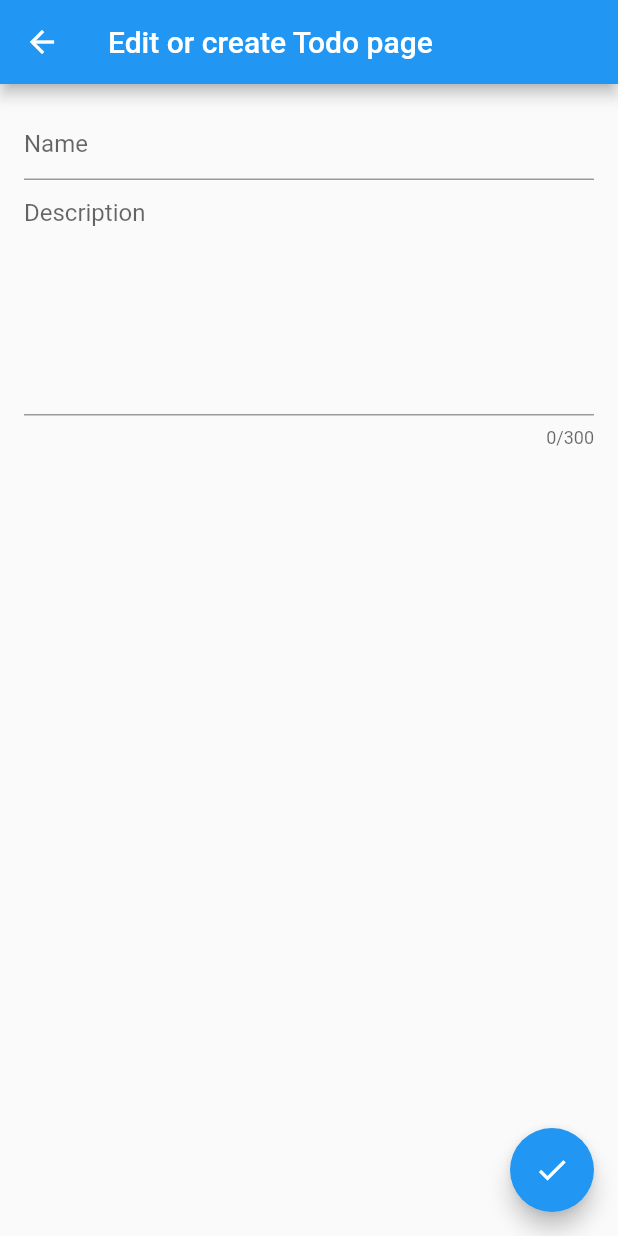
After one commit to eliasreis54/bloc_todo_example, a Flutter app: the screen it shows after launch, after a tap on the "add" icon, on a phone screen of 412 x 824 dp. The commit adds this screen. Run offline on Flutter 3.47's test engine with Material 2 defaults, Android fonts, the phone set to English and light mode, and no system bars; our stand-ins replace bloc, equatable, flutter_bloc.

Commit message:
feat(edit_todo_bloc): create bloc to edit/create todo

```diff
--- /dev/null
+++ b/lib/edit_todo/bloc/edit_todo_bloc.dart
@@ -0,0 +1,30 @@
+import 'package:bloc/bloc.dart';
+import 'package:equatable/equatable.dart';
+
+part 'edit_todo_event.dart';
+part 'edit_todo_state.dart';
+
+class EditTodoBloc extends Bloc<EditTodoEvent, EditTodoState> {
+  EditTodoBloc() : super(const EditTodoState.initial()) {
+    on<EditTodoEventDescriptionChanged>(_onDescriptionChanged);
+    on<EditTodoEventNameChanged>(_onNameChanged);
+  }
+
+  void _onNameChanged(
+    EditTodoEventNameChanged event,
+    Emitter<EditTodoState> emit,
+  ) {
+    emit(state.copyWith(
+      name: event.name,
+    ));
+  }
+
+  void _onDescriptionChanged(
+    EditTodoEventDescriptionChanged event,
+    Emitter<EditTodoState> emit,
+  ) {
+    emit(state.copyWith(
+      description: event.description,
+    ));
+  }
+}
--- /dev/null
+++ b/lib/edit_todo/bloc/edit_todo_event.dart
@@ -0,0 +1,23 @@
+part of 'edit_todo_bloc.dart';
+
+abstract class EditTodoEvent extends Equatable {
+  const EditTodoEvent();
+}
+
+class EditTodoEventNameChanged extends EditTodoEvent {
+  final String name;
+
+  const EditTodoEventNameChanged(this.name);
+
+  @override
+  List<Object?> get props => [name];
+}
+
+class EditTodoEventDescriptionChanged extends EditTodoEvent {
+  final String description;
+
+  const EditTodoEventDescriptionChanged(this.description);
+
+  @override
+  List<Object?> get props => [description];
+}
--- /dev/null
+++ b/lib/edit_todo/bloc/edit_todo_state.dart
@@ -0,0 +1,26 @@
+part of 'edit_todo_bloc.dart';
+
+class EditTodoState extends Equatable {
+  const EditTodoState({
+    this.name = '',
+    this.description = '',
+  });
+
+  final String name;
+  final String description;
+
+  const EditTodoState.initial() : this();
+
+  @override
+  List<Object> get props => [name, description];
+
+  EditTodoState copyWith({
+    String? name,
+    String? description,
+  }) {
+    return EditTodoState(
+      name: name ?? this.name,
+      description: description ?? this.description,
+    );
+  }
+}
--- /dev/null
+++ b/lib/edit_todo/edit_todo.dart
@@ -0,0 +1 @@
+export 'view/view.dart';
--- /dev/null
+++ b/lib/edit_todo/view/edit_todo_page.dart
@@ -0,0 +1,65 @@
+import 'package:flutter/material.dart';
+import 'package:flutter_bloc/flutter_bloc.dart';
+import 'package:todo_bloc/edit_todo/bloc/edit_todo_bloc.dart';
+
+class EditTodoPage extends StatelessWidget {
+  const EditTodoPage({Key? key}) : super(key: key);
+
+  static Route route() {
+    return MaterialPageRoute(builder: (BuildContext context) {
+      return BlocProvider<EditTodoBloc>(
+        create: (_) => EditTodoBloc(),
+        child: const EditTodoView(),
+      );
+    });
+  }
+
+  @override
+  Widget build(BuildContext context) {
+    return const EditTodoView();
+  }
+}
+
+class EditTodoView extends StatelessWidget {
+  const EditTodoView({Key? key}) : super(key: key);
+
+  @override
+  Widget build(BuildContext context) {
+    final state = context.watch<EditTodoBloc>().state;
+    final bloc = context.read<EditTodoBloc>();
+
+    return Scaffold(
+      appBar: AppBar(
+        title: const Text('Edit or create Todo page'),
+      ),
+      body: Padding(
+        padding: const EdgeInsets.all(16.0),
+        child: Column(
+          children: [
+            TextFormField(
+              decoration: const InputDecoration(hintText: 'Name'),
+              onChanged: (value) {
+                bloc.add(EditTodoEventNameChanged(value));
+              },
+            ),
+            TextFormField(
+              initialValue: state.description,
+              decoration: const InputDecoration(hintText: 'Description'),
+              maxLines: 7,
+              maxLength: 300,
+              onChanged: (value) {
+                bloc.add(EditTodoEventDescriptionChanged(value));
+              },
+            ),
+          ],
+        ),
+      ),
+      floatingActionButton: FloatingActionButton(
+        child: const Icon(Icons.check),
+        onPressed: () {
+          Navigator.of(context).pop();
+        },
+      ),
+    );
+  }
+}
--- /dev/null
+++ b/lib/edit_todo/view/view.dart
@@ -0,0 +1 @@
+export 'edit_todo_page.dart';
--- a/lib/home/view/home_page.dart
+++ b/lib/home/view/home_page.dart
@@ -1,5 +1,6 @@
 import 'package:flutter/material.dart';
 import 'package:flutter_bloc/flutter_bloc.dart';
+import 'package:todo_bloc/edit_todo/edit_todo.dart';
 import 'package:todo_bloc/home/cubit/home_cubit.dart';
 import 'package:todo_bloc/todo_overview/todo_overview.dart';
 
@@ -10,13 +11,13 @@ class HomePage extends StatelessWidget {
   Widget build(BuildContext context) {
     return BlocProvider(
       create: (_) => HomeCubit(),
-      child: const HomeView(),
+      child: const _HomeView(),
     );
   }
 }
 
-class HomeView extends StatelessWidget {
-  const HomeView({Key? key}) : super(key: key);
+class _HomeView extends StatelessWidget {
+  const _HomeView({Key? key}) : super(key: key);
 
   @override
   Widget build(BuildContext context) {
@@ -32,6 +33,12 @@ class HomeView extends StatelessWidget {
             child: Text('Stats page'),
           ),
         ],
+      ),
+      floatingActionButton: FloatingActionButton(
+        child: const Icon(Icons.add),
+        onPressed: () {
+          Navigator.of(context).push(EditTodoPage.route());
+        },
       ),
       bottomNavigationBar: BottomAppBar(
         child: Row(
--- a/lib/main.dart
+++ b/lib/main.dart
@@ -1,7 +1,14 @@
+import 'package:bloc/bloc.dart';
 import 'package:flutter/material.dart';
+import 'package:todo_bloc/app/bloc_observer.dart';
 
 import 'app/app.dart';
 
 void main() {
-  runApp(const App());
+  BlocOverrides.runZoned(
+    () {
+      runApp(const App());
+    },
+    blocObserver: SimpleBlocObserver(),
+  );
 }
--- a/lib/todo_overview/view/todo_overview_page.dart
+++ b/lib/todo_overview/view/todo_overview_page.dart
@@ -12,7 +12,7 @@ class TodoOverviewPage extends StatelessWidget {
         title: const Text('Todo bloc'),
       ),
       body: ListView.builder(
-        itemCount: 100,
+        itemCount: 10,
         itemBuilder: (BuildContext context, int index) {
           return ListTile(
             title: TodoItem(
```
Also changed, not shown: lib/app/bloc_observer.dart (added, +9 -0 lines).
